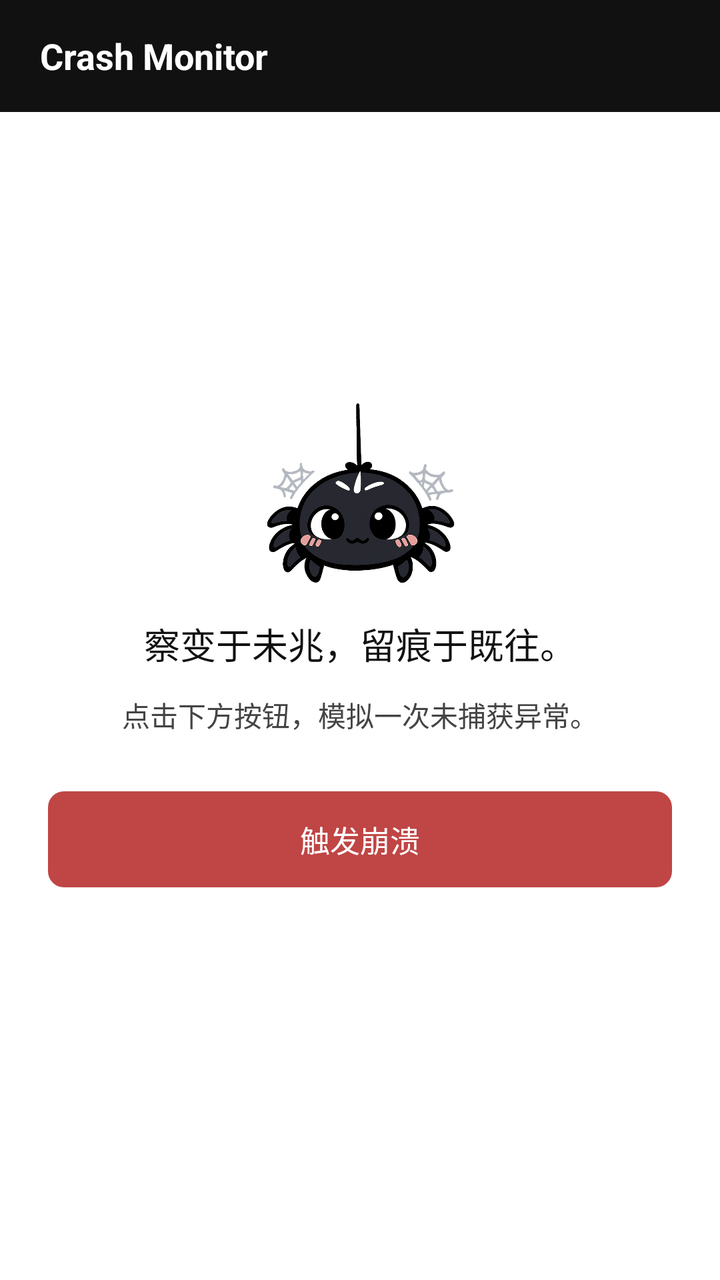
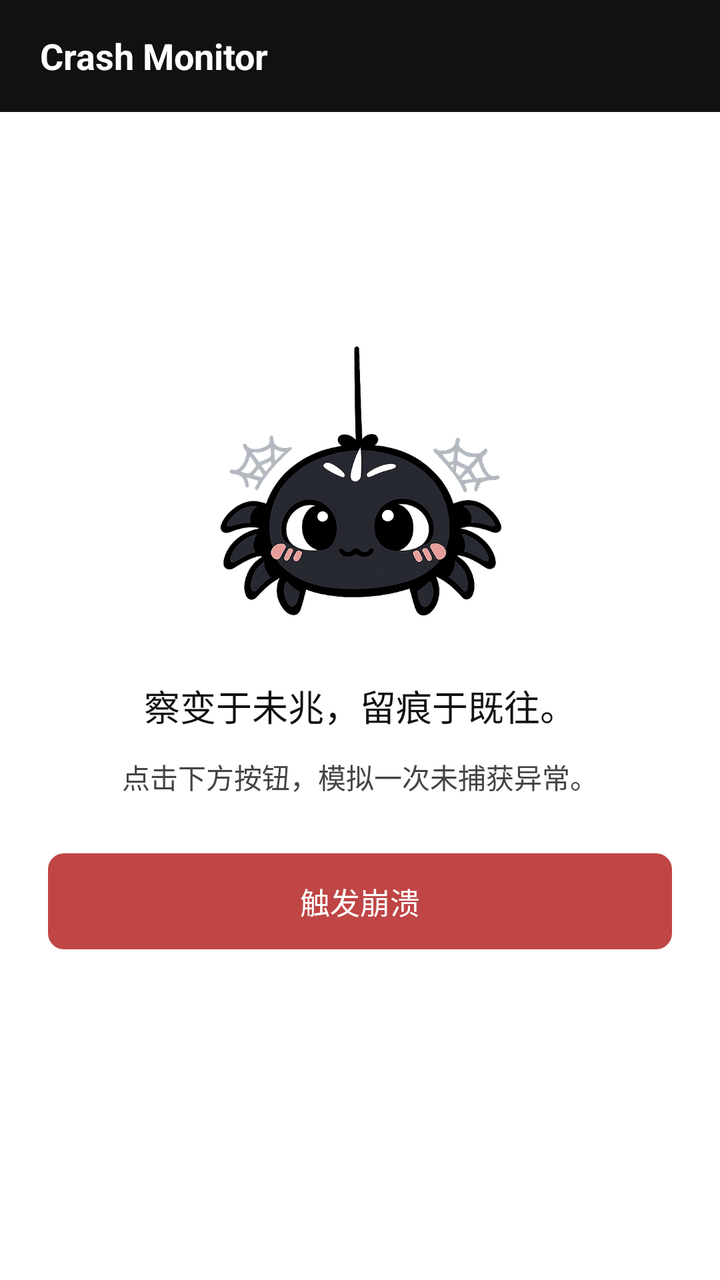

An Android layout rendered at two revisions. The XML below is the earlier revision; the diff shows what the commit changed to produce the second picture.
<!-- AndroidManifest.xml: application theme Theme.App -->
<!-- res/layout/activity_main.xml -->
<?xml version="1.0" encoding="utf-8"?>
<androidx.constraintlayout.widget.ConstraintLayout xmlns:android="http://schemas.android.com/apk/res/android"
    xmlns:app="http://schemas.android.com/apk/res-auto"
    xmlns:tools="http://schemas.android.com/tools"
    android:id="@+id/main"
    android:layout_width="match_parent"
    android:layout_height="match_parent"
    android:background="@color/white"
    tools:context=".MainActivity">

    <LinearLayout
        android:id="@+id/ll_toolbar"
        android:layout_width="0dp"
        android:layout_height="?android:attr/actionBarSize"
        android:background="@color/primary"
        android:gravity="center_vertical"
        android:orientation="horizontal"
        android:paddingStart="20dp"
        android:paddingEnd="20dp"
        app:layout_constraintEnd_toEndOf="parent"
        app:layout_constraintStart_toStartOf="parent"
        app:layout_constraintTop_toTopOf="parent">

        <TextView
            android:layout_width="0dp"
            android:layout_height="wrap_content"
            android:layout_weight="1"
            android:text="@string/app_name"
            android:textColor="@color/white"
            android:textSize="18sp"
            android:textStyle="bold" />

        <TextView
            android:id="@+id/tv_app_version"
            android:layout_width="wrap_content"
            android:layout_height="wrap_content"
            android:textColor="@color/color_CCFFFFFF"
            android:textSize="12sp" />
    </LinearLayout>

    <androidx.appcompat.widget.AppCompatImageView
        android:id="@+id/iv_app_logo"
        android:layout_width="100dp"
        android:layout_height="100dp"
        android:layout_marginHorizontal="24dp"
        android:gravity="center"
        android:src="@mipmap/app_logo"
        app:layout_constraintBottom_toTopOf="@id/tv_app_slogan"
        app:layout_constraintEnd_toEndOf="parent"
        app:layout_constraintStart_toStartOf="parent"
        app:layout_constraintTop_toTopOf="parent"
        app:layout_constraintVertical_chainStyle="packed" />

    <TextView
        android:id="@+id/tv_app_slogan"
        android:layout_width="0dp"
        android:layout_height="wrap_content"
        android:layout_marginHorizontal="24dp"
        android:layout_marginTop="12dp"
        android:gravity="center"
        android:lineSpacingExtra="2dp"
        android:text="@string/app_slogan"
        android:textColor="@color/primary"
        android:textSize="18sp"
        app:layout_constraintBottom_toTopOf="@id/tv_but_hint"
        app:layout_constraintEnd_toEndOf="parent"
        app:layout_constraintStart_toStartOf="parent"
        app:layout_constraintTop_toBottomOf="@id/iv_app_logo" />

    <TextView
        android:id="@+id/tv_but_hint"
        android:layout_width="0dp"
        android:layout_height="wrap_content"
        android:layout_marginHorizontal="24dp"
        android:layout_marginTop="12dp"
        android:gravity="center"
        android:lineSpacingExtra="2dp"
        android:text="@string/but_hint"
        android:textColor="@color/but_hint"
        android:textSize="14sp"
        app:layout_constraintBottom_toTopOf="@id/tv_trigger_crash"
        app:layout_constraintEnd_toEndOf="parent"
        app:layout_constraintStart_toStartOf="parent"
        app:layout_constraintTop_toBottomOf="@id/tv_app_slogan" />

    <TextView
        android:id="@+id/tv_trigger_crash"
        android:layout_width="0dp"
        android:layout_height="48dp"
        android:layout_marginHorizontal="24dp"
        android:layout_marginTop="28dp"
        android:background="@drawable/btn_crash"
        android:gravity="center"
        android:text="@string/trigger_crash"
        android:textColor="@color/white"
        android:textSize="15sp"
        app:layout_constraintBottom_toBottomOf="parent"
        app:layout_constraintEnd_toEndOf="parent"
        app:layout_constraintStart_toStartOf="parent"
        app:layout_constraintTop_toBottomOf="@id/tv_but_hint"
        app:layout_constraintWidth_max="320dp" />

</androidx.constraintlayout.widget.ConstraintLayout>
<!-- resources referenced by this layout -->
<resources>
  <color name="but_hint">#FF444444</color>
  <color name="color_CCFFFFFF">#CCFFFFFF</color>
  <color name="primary">#FF111111</color>
  <color name="white">#FFFFFFFF</color>
  <!-- drawable btn_crash (drawable) -->
  <?xml version="1.0" encoding="utf-8"?>
  <selector xmlns:android="http://schemas.android.com/apk/res/android">
      <item android:state_pressed="true">
          <shape android:shape="rectangle">
              <solid android:color="@color/accent_pressed" />
              <corners android:radius="8dp" />
          </shape>
      </item>
      <item>
          <shape android:shape="rectangle">
              <solid android:color="@color/accent" />
              <corners android:radius="8dp" />
          </shape>
      </item>
  </selector>
  <!-- mipmap app_logo: png bitmap (mipmap-mdpi, 572352 bytes) -->
  <string name="app_name">Crash Monitor</string>
  <string name="app_slogan">察变于未兆，留痕于既往。</string>
  <string name="but_hint">点击下方按钮，模拟一次未捕获异常。</string>
  <string name="trigger_crash">触发崩溃</string>
  <style name="Theme.App" parent="Theme.MaterialComponents.DayNight.NoActionBar">
          <item name="colorPrimary">@color/primary</item>
          <item name="colorPrimaryVariant">@color/primary_dark</item>
          <item name="colorOnPrimary">@color/white</item>
          <item name="colorSecondary">@color/accent</item>
          <item name="colorSecondaryVariant">@color/accent</item>
          <item name="colorOnSecondary">@color/white</item>
          <item name="android:colorBackground">@color/white</item>
          <item name="android:windowBackground">@color/white</item>
          <item name="android:statusBarColor" tools:targetApi="21">@color/primary</item>
          <item name="android:navigationBarColor" tools:targetApi="21">@color/white</item>
          <item name="android:windowLightNavigationBar" tools:targetApi="o_mr1">false</item>
          <item name="colorControlHighlight">@color/ripple</item>
      </style>
  <color name="accent_pressed">#FFA33A3A</color>
  <color name="accent">#FFC04545</color>
  <color name="primary_dark">#FF0A0A0A</color>
  <color name="ripple">#33C04545</color>
</resources>

<!-- the commit's change to res/layout/activity_main.xml (unified diff, before → after) -->
@@ -40,8 +40,8 @@
 
     <androidx.appcompat.widget.AppCompatImageView
         android:id="@+id/iv_app_logo"
-        android:layout_width="100dp"
-        android:layout_height="100dp"
+        android:layout_width="150dp"
+        android:layout_height="150dp"
         android:layout_marginHorizontal="24dp"
         android:gravity="center"
         android:src="@mipmap/app_logo"
@@ -56,7 +56,7 @@
         android:layout_width="0dp"
         android:layout_height="wrap_content"
         android:layout_marginHorizontal="24dp"
-        android:layout_marginTop="12dp"
+        android:layout_marginTop="24dp"
         android:gravity="center"
         android:lineSpacingExtra="2dp"
         android:text="@string/app_slogan"
